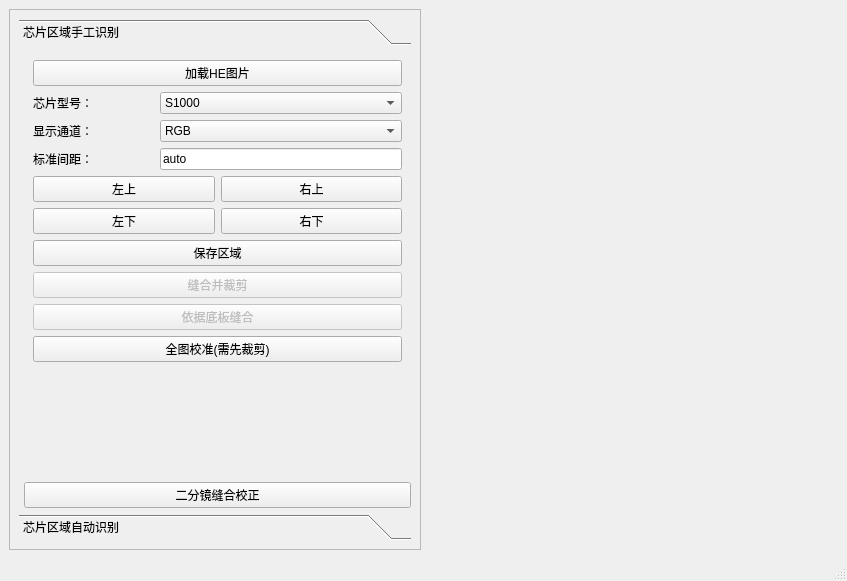
Above: need/ChipRegion.ui from ofen1996/Biomarker-BMChiper-no-div before the change. Below: the same form after it.
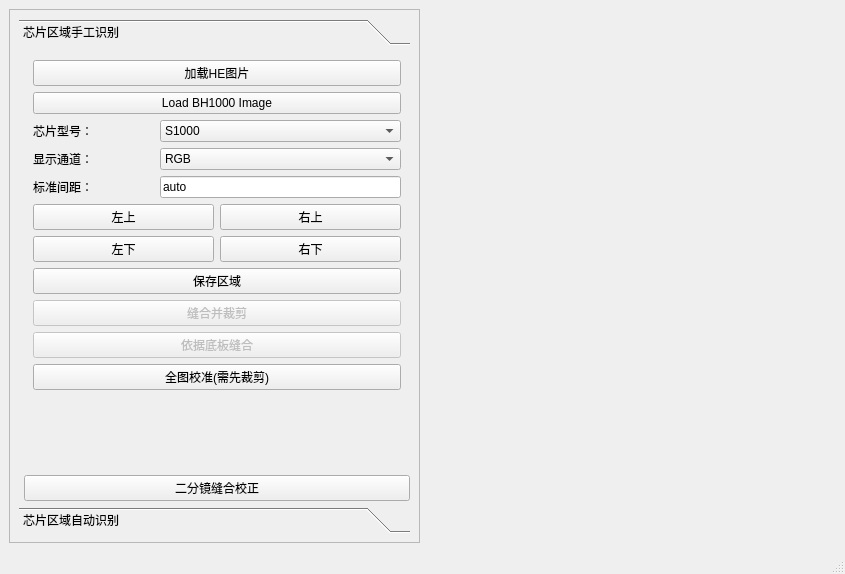
That is the form after the change.

Patch:
```diff
--- a/need/ChipRegion.ui
+++ b/need/ChipRegion.ui
@@ -6,8 +6,8 @@
    <rect>
     <x>0</x>
     <y>0</y>
-    <width>847</width>
-    <height>581</height>
+    <width>845</width>
+    <height>574</height>
    </rect>
   </property>
   <property name="windowTitle">
@@ -44,8 +44,8 @@
         <rect>
          <x>0</x>
          <y>0</y>
-         <width>410</width>
-         <height>519</height>
+         <width>409</width>
+         <height>512</height>
         </rect>
        </property>
        <layout class="QVBoxLayout" name="verticalLayout_2">
@@ -65,8 +65,8 @@
             <rect>
              <x>0</x>
              <y>0</y>
-             <width>392</width>
-             <height>449</height>
+             <width>391</width>
+             <height>442</height>
             </rect>
            </property>
            <attribute name="label">
@@ -95,6 +95,13 @@
                  </property>
                 </widget>
                </item>
+               <item>
+                <widget class="QPushButton" name="Load_BH1000">
+                 <property name="text">
+                  <string>Load BH1000 Image</string>
+                 </property>
+                </widget>
+               </item>
                <item>
                 <layout class="QHBoxLayout" name="horizontalLayout_2" stretch="1,2">
                  <item>
```
Left out of the diff: 109 changed lines with no effect on the pictures.
